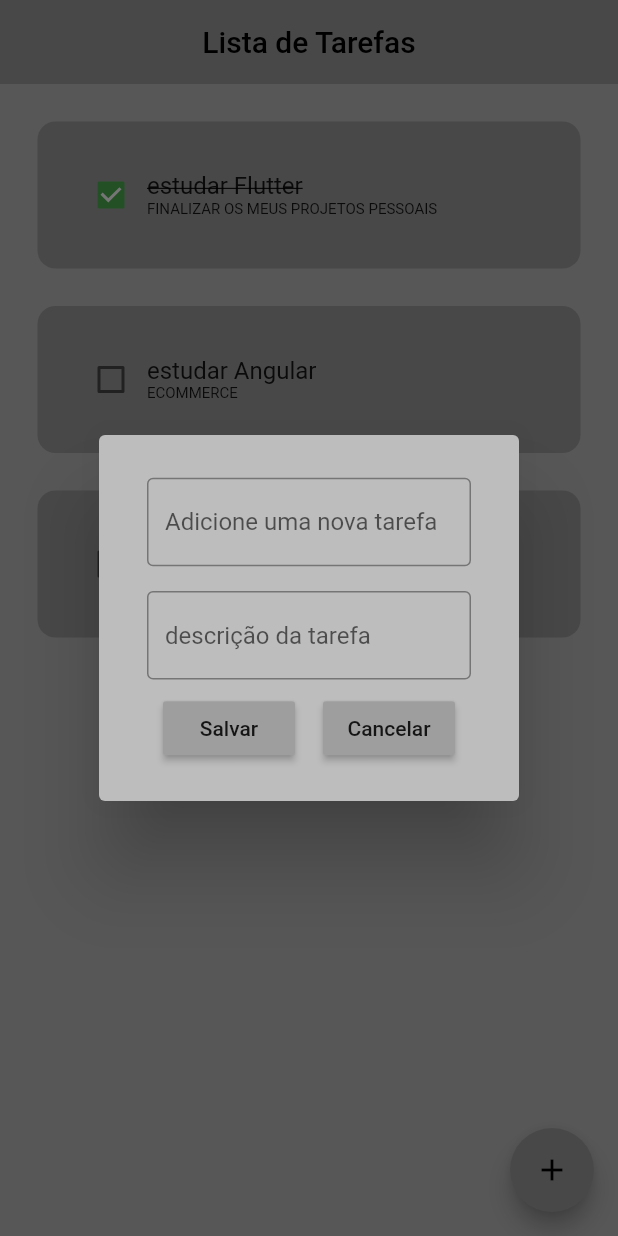
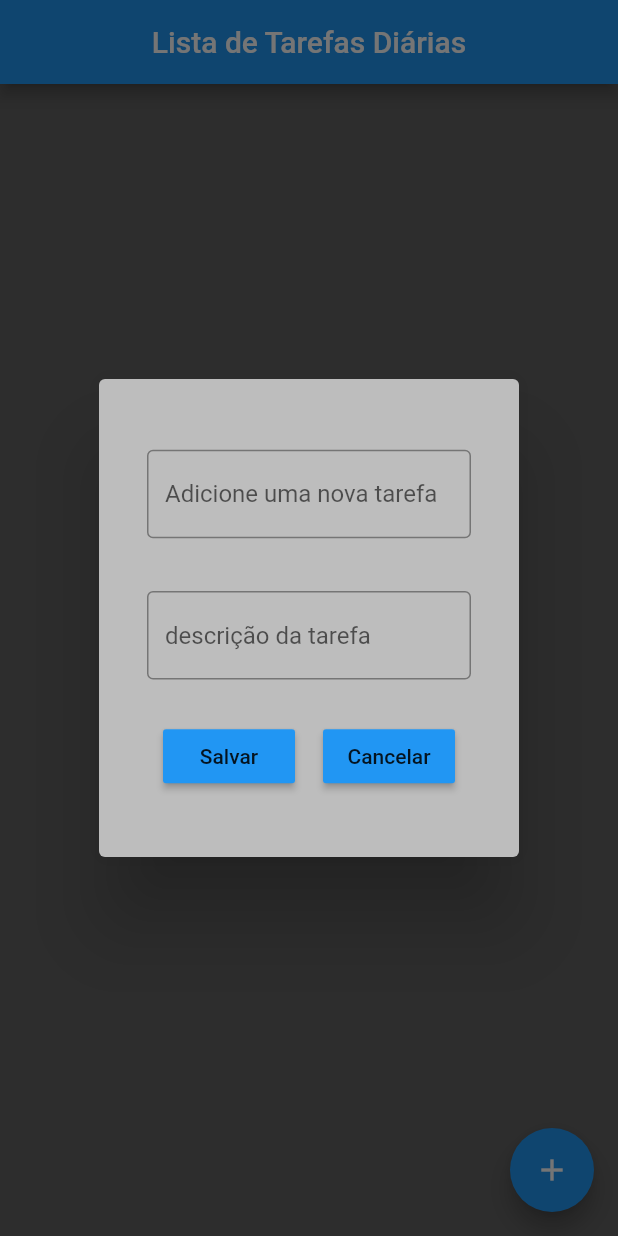
Before and after one commit to JesseFuzz/ToDoApp_Flutter, a Flutter app: the screen it shows after launch, after a tap on the "add" icon, on a phone screen of 412 x 824 dp. Run offline on Flutter 3.47's test engine with Material 2 defaults, Android fonts, the phone set to English and light mode, and no system bars; drawn by our look-alikes of flutter_slidable; our stand-ins replace hive, hive_flutter; accounts and stored records are empty.

Commit message:
fiz algumas alterações de responsividade, cores e icons

```diff
--- a/lib/data/database.dart
+++ b/lib/data/database.dart
@@ -10,9 +10,9 @@ class TodoDataBase {
   //roda esse método se essa for a primeira vez ever abrindo esse app
   void createInitalData() {
     listaTarefas = [
-      ["estudar Flutter", true, "finalizar os meus projetos pessoais"],
-      ["estudar Angular", false, "Ecommerce"],
-      ["Prova faculdade", false, "entregar a prova"]
+      // ["estudar Flutter", true, "finalizar os meus projetos pessoais"],
+      // ["estudar Angular", false, "Ecommerce"],
+      // ["Prova faculdade", false, "entregar a prova"]
     ];
   }
 
--- a/lib/main.dart
+++ b/lib/main.dart
@@ -22,7 +22,7 @@ class MyApp extends StatelessWidget {
       debugShowCheckedModeBanner: false,
       home: const HomePage(),
       //essa é cor padrão caso eu não defina cores para algo
-      theme: ThemeData(primarySwatch: Colors.grey),
+      theme: ThemeData(primarySwatch: Colors.blue),
     );
   }
 }
--- a/lib/pages/home_page.dart
+++ b/lib/pages/home_page.dart
@@ -105,12 +105,12 @@ class _HomePageState extends State<HomePage> {
   @override
   Widget build(BuildContext context) {
     return Scaffold(
-      backgroundColor: Colors.grey[400],
+      backgroundColor: Colors.grey[700],
       appBar: AppBar(
-        title: const Text("Lista de Tarefas"),
+        title: const Text("Lista de Tarefas Diárias"),
         centerTitle: true,
         //retirando a sombra do appBar
-        elevation: 0,
+        // elevation: 0,
       ),
       floatingActionButton: FloatingActionButton(
         onPressed: createNewTask,
--- a/lib/util/floating_dialog_box.dart
+++ b/lib/util/floating_dialog_box.dart
@@ -21,10 +21,11 @@ class FloatingDialogBox extends StatelessWidget {
 
   @override
   Widget build(BuildContext context) {
+    final screenSize = MediaQuery.of(context).size;
     return AlertDialog(
       backgroundColor: Colors.grey[400],
       content: SizedBox(
-        height: 200,
+        height: screenSize.width * (250 / 375),
         child: Column(
           //defino como tudo se posicionará dentro do container em forma de coluna
           mainAxisAlignment: MainAxisAlignment.spaceEvenly,
--- a/lib/util/todo_list.dart
+++ b/lib/util/todo_list.dart
@@ -33,7 +33,7 @@ class ToDoList extends StatelessWidget {
             SlidableAction(
               onPressed: deleteFunction,
               icon: Icons.delete,
-              backgroundColor: Colors.red.shade300,
+              backgroundColor: Colors.red.shade500,
               //borda circular pra ficar igual o container abaixo
               borderRadius: BorderRadius.circular(12),
             )
@@ -43,7 +43,8 @@ class ToDoList extends StatelessWidget {
           //padding dentro do container
           padding: const EdgeInsets.all(25.0),
           decoration: BoxDecoration(
-            color: Colors.grey,
+            color:
+                isTaskCompleted ? Colors.green.shade400 : Colors.red.shade300,
             //arredondando as bordas
             borderRadius: BorderRadius.circular(12),
           ),
@@ -75,9 +76,11 @@ class ToDoList extends StatelessWidget {
                   Text(
                     taskDescription.toUpperCase(),
                     style: const TextStyle(fontSize: 10),
-                  )
+                  ),
                 ],
               ),
+              Spacer(),
+              Icon(isTaskCompleted ? Icons.favorite : Icons.heart_broken)
             ],
           ),
         ),
```
